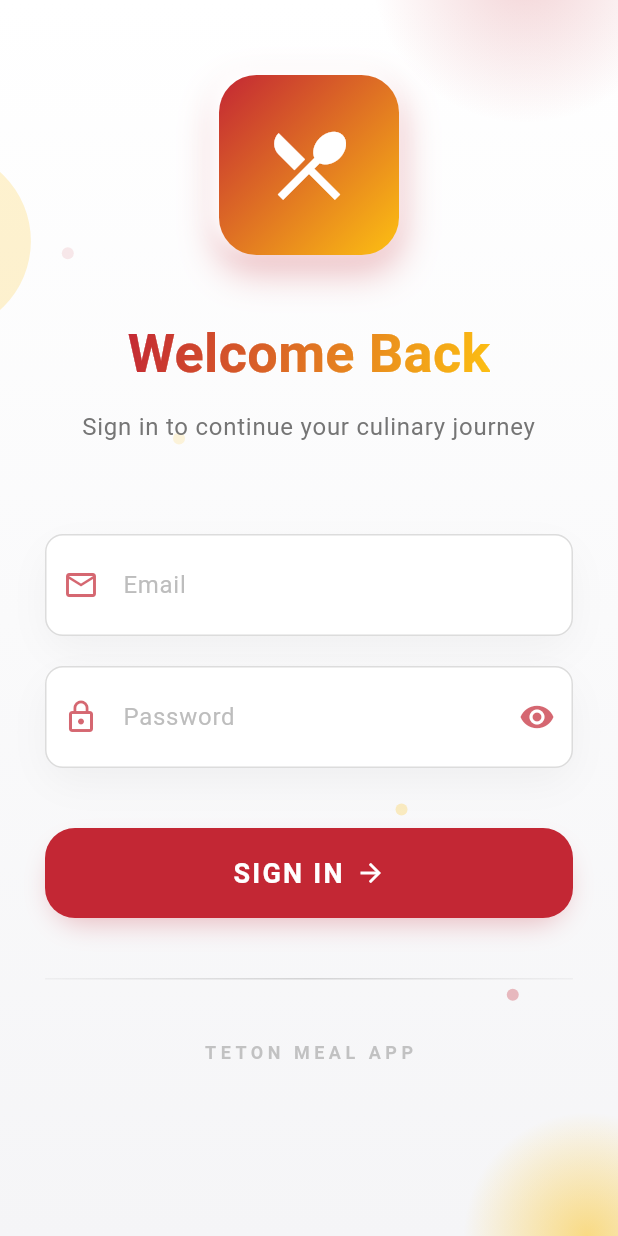
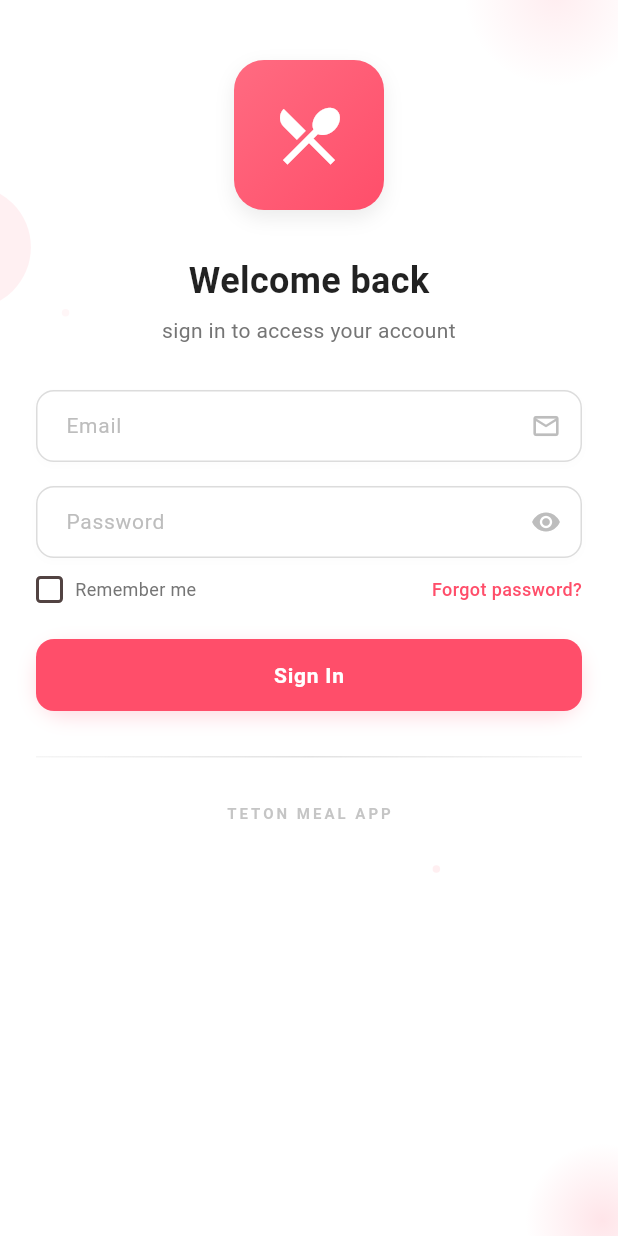
Before and after one commit to MMALI3287/teton_meal_app, a Flutter app: the screen it shows after launch, on a phone screen of 412 x 824 dp. Run offline on Flutter 3.47's test engine with Material 3 defaults, Android fonts, the light colour scheme and no system bars; our stand-ins replace cloud_firestore, firebase_core, firebase_messaging, fluttertoast, rxdart, shared_preferences and 1 more; accounts and stored records are empty; generated files the repository leaves out were written again; Roboto replaces fonts that are missing (Poppins).

Commit message:
feat(login): enhance UI with improved layout, animations, and 'Remember me' functionality chore: update dependencies in pubspec.lock for better performance and stability

```diff
--- a/lib/Screens/login.dart
+++ b/lib/Screens/login.dart
@@ -17,11 +17,11 @@
     with SingleTickerProviderStateMixin {
   bool _isPasswordVisible = false;
   bool _isLoading = false;
+  bool _rememberMe = false;
   final _formKey = GlobalKey<FormState>();
   final TextEditingController emailController = TextEditingController();
   final TextEditingController passwordController = TextEditingController();
   final _authService = AuthService();
-
 
   late AnimationController _animationController;
   late Animation<double> _scaleAnimation;
@@ -52,190 +52,137 @@
 
   @override
   Widget build(BuildContext context) {
-
     final screenSize = MediaQuery.of(context).size;
 
     return Scaffold(
       body: Stack(
-        children: [
-
-          Container(
+        children: [          Container(
             decoration: BoxDecoration(
-              gradient: LinearGradient(
-                begin: Alignment.topCenter,
-                end: Alignment.bottomCenter,
-                colors: [
-                  AppColors.cardBackground,
-                  AppColors.backgroundColor,
-                ],
+              color: Colors.white,
             ),
-            ),
-          ),
-
-
-          Positioned(
-            top: -screenSize.height * 0.15,
-            right: -screenSize.width * 0.1,
+          ),          Positioned(
+            top: -screenSize.height * 0.08,
+            right: -screenSize.width * 0.05,
             child: Container(
-              height: screenSize.width * 0.5,
-              width: screenSize.width * 0.5,
+              height: screenSize.width * 0.3,
+              width: screenSize.width * 0.3,
               decoration: BoxDecoration(
                 shape: BoxShape.circle,
                 gradient: RadialGradient(
                   colors: [
-                    AppColors.primaryColor.withOpacity(0.2),
-                    AppColors.primaryColor.withOpacity(0.0),
+                    Color(0xFFFF4E6A).withOpacity(0.1),
+                    Color(0xFFFF4E6A).withOpacity(0.0),
                   ],
                 ),
               ),
             ),
           ),
-
           Positioned(
-            top: screenSize.height * 0.12,
-            left: -screenSize.width * 0.25,
+            top: screenSize.height * 0.15,
+            left: -screenSize.width * 0.15,
             child: Container(
-              height: screenSize.width * 0.3,
-              width: screenSize.width * 0.3,
+              height: screenSize.width * 0.2,
+              width: screenSize.width * 0.2,
               decoration: BoxDecoration(
                 shape: BoxShape.circle,
-                color: AppColors.secondaryColor.withOpacity(0.2),
+                color: Color(0xFFFF6B81).withOpacity(0.1),
               ),
             ),
           ),
-
           Positioned(
-            bottom: -screenSize.height * 0.1,
-            right: -screenSize.width * 0.15,
+            bottom: -screenSize.height * 0.05,
+            right: -screenSize.width * 0.1,
             child: Container(
-              height: screenSize.width * 0.4,
-              width: screenSize.width * 0.4,
+              height: screenSize.width * 0.25,
+              width: screenSize.width * 0.25,
               decoration: BoxDecoration(
                 shape: BoxShape.circle,
                 gradient: RadialGradient(
                   colors: [
-                    AppColors.secondaryColor.withOpacity(0.5),
-                    AppColors.secondaryColor.withOpacity(0.0),
+                    Color(0xFFFF4E6A).withOpacity(0.15),
+                    Color(0xFFFF4E6A).withOpacity(0.0),
                   ],
                 ),
               ),
             ),
-          ),
-
-
-          ...List.generate(5, (index) {
+          ),          ...List.generate(4, (index) {
             return Positioned(
-              top: screenSize.height * (0.2 + index * 0.15),
-              left: screenSize.width * (0.1 + index * 0.18),
+              top: screenSize.height * (0.25 + index * 0.15),
+              left: screenSize.width * (0.1 + index * 0.2),
               child: Opacity(
-                opacity: 0.1 + (index * 0.05),
+                opacity: 0.05 + (index * 0.02),
                 child: Container(
-                  height: 8,
-                  width: 8,
+                  height: 5,
+                  width: 5,
                   decoration: BoxDecoration(
                     shape: BoxShape.circle,
                     color: index % 2 == 0
-                        ? AppColors.primaryColor
-                        : AppColors.secondaryColor,
+                        ? Color(0xFFFF4E6A)
+                        : Color(0xFFFF6B81),
                   ),
                 ),
               ),
             );
           }),
-
           SafeArea(
             child: SingleChildScrollView(
-              physics: const BouncingScrollPhysics(),
-              child: Padding(
-                padding: const EdgeInsets.symmetric(horizontal: 30),
+              physics: const BouncingScrollPhysics(),              child: Padding(
+                padding: const EdgeInsets.symmetric(horizontal: 24),
                 child: Column(
                   crossAxisAlignment: CrossAxisAlignment.center,
-                  children: [
-                    const SizedBox(height: 50),
-
-
+                  children: [                    const SizedBox(height: 40),
                     Center(
                       child: ScaleTransition(
                         scale: _scaleAnimation,
-                        child: Container(
-                          height: 120,
-                          width: 120,
-                          decoration: BoxDecoration(
-                            gradient: LinearGradient(
+                        child: Container(                          height: 100,
+                          width: 100,
+                          decoration: BoxDecoration(                            gradient: LinearGradient(
                               begin: Alignment.topLeft,
                               end: Alignment.bottomRight,
                               colors: [
-                                AppColors.primaryColor,
-                                AppColors.secondaryColor,
+                                Color(0xFFFF6B81),
+                                Color(0xFFFF4E6A),
                               ],
                             ),
-                            borderRadius: BorderRadius.circular(25),
+                            borderRadius: BorderRadius.circular(20),
                             boxShadow: [
                               BoxShadow(
-                                color: AppColors.shadowColor,
-                                blurRadius: 20,
-                                offset: const Offset(0, 10),
-                                spreadRadius: 2,
-                              ),
-                              BoxShadow(
-                                color: AppColors.cardBackground,
+                                color: Colors.grey.withOpacity(0.2),
                                 blurRadius: 10,
-                                offset: const Offset(-5, -5),
-                                spreadRadius: 1,
+                                offset: const Offset(0, 5),
+                                spreadRadius: 0,
                               ),
                             ],
-                          ),
-                          child: const Icon(
+                          ),                          child: const Icon(
                             Icons.restaurant_menu,
                             color: Colors.white,
-                            size: 60,
+                            size: 50,
                           ),
                         ),
                       ),
-                    ),
-
-                    const SizedBox(height: 40),
-
-
-                    ShaderMask(
-                      shaderCallback: (bounds) => LinearGradient(
-                        colors: [
-                          AppColors.primaryColor,
-                          AppColors.secondaryColor,
-                        ],
-                        begin: Alignment.topLeft,
-                        end: Alignment.bottomRight,
-                      ).createShader(bounds),
-                      child: const Text(
-                        'Welcome Back',
+                    ),                    const SizedBox(height: 30),
+                    const Text(
+                      'Welcome back',
                       style: TextStyle(
-                          fontSize: 36,
+                        fontSize: 24,
                         fontWeight: FontWeight.bold,
-                          color: Colors.white,
+                        color: Colors.black87,
                       ),
                     ),
-                    ),
-
-                    const SizedBox(height: 12),
-
+                    const SizedBox(height: 6),
                     Text(
-                      'Sign in to continue your culinary journey',
+                      'sign in to access your account',
                       textAlign: TextAlign.center,
                       style: TextStyle(
-                        fontSize: 16,
-                        color: AppColors.secondaryText,
-                        letterSpacing: 0.5,
+                        fontSize: 14,
+                        color: Colors.grey[600],
                       ),
                     ),
-
-                    const SizedBox(height: 60),
-
-
+                    const SizedBox(height: 30),
                     Form(
                       key: _formKey,
                       child: Column(
                         children: [
-
                           _buildTextField(
                             controller: emailController,
                             icon: Icons.email_outlined,
@@ -250,11 +197,7 @@
                               }
                               return null;
                             },
-                          ),
-
-                          const SizedBox(height: 20),
-
-
+                          ),                          const SizedBox(height: 16),
                           _buildTextField(
                             controller: passwordController,
                             icon: Icons.lock_outline,
@@ -272,9 +215,8 @@
                                   _isPasswordVisible
                                       ? Icons.visibility_off
                                       : Icons.visibility,
-                                  key: ValueKey(_isPasswordVisible),
-                                  color:
-                                      AppColors.primaryColor.withOpacity(0.7),
+                                  key: ValueKey(_isPasswordVisible),                                  color: Colors.grey[400],
+                                  size: 20,
                                 ),
                               ),
                               onPressed: () {
@@ -289,10 +231,54 @@
                               }
                               return null;
                             },
+                          ),                          const SizedBox(height: 12),
+                          // Remember me and Forgot password row
+                          Row(
+                            mainAxisAlignment: MainAxisAlignment.spaceBetween,
+                            children: [
+                              // Remember me checkbox
+                              Row(
+                                children: [                                  SizedBox(
+                                    width: 18,
+                                    height: 18,
+                                    child: Checkbox(
+                                      value: _rememberMe,
+                                      onChanged: (value) {
+                                        setState(() {
+                                          _rememberMe = value ?? false;
+                                        });
+                                      },                                    activeColor: Color(0xFFFF4E6A),
+                                      shape: RoundedRectangleBorder(
+                                        borderRadius: BorderRadius.circular(3),
                                       ),
-                          const SizedBox(height: 40),
+                                    ),
+                                  ),
+                                  const SizedBox(width: 8),
+                                  Text(
+                                    'Remember me',
+                                    style: TextStyle(
+                                      color: Colors.grey[600],
+                                      fontSize: 12,
+                                    ),
+                                  ),
+                                ],
+                              ),
 
-
+                              // Forgot password link
+                              GestureDetector(
+                                onTap: () {
+                                  // Handle forgot password
+                                },
+                                child: Text(
+                                  'Forgot password?',
+                                  style: TextStyle(
+                                    color: Color(0xFFFF4E6A),                                    fontSize: 12,
+                                    fontWeight: FontWeight.w500,
+                                  ),
+                                ),
+                              ),
+                            ],
+                          ),                          const SizedBox(height: 24),
                           TweenAnimationBuilder<double>(
                             tween: Tween<double>(begin: 0.0, end: 1.0),
                             duration: const Duration(milliseconds: 800),
@@ -305,69 +291,49 @@
                                 ),
                               );
                             },
-                            child: Container(
-                              width: double.infinity,
-                              height: 60,
+                            child: Container(                              width: double.infinity,
+                              height: 48,
                               decoration: BoxDecoration(
-                                borderRadius: BorderRadius.circular(20),
-                                boxShadow: [
+                                borderRadius: BorderRadius.circular(20),                                boxShadow: [
                                   BoxShadow(
                                     color:
-                                        AppColors.primaryColor.withOpacity(0.3),
-                                    blurRadius: 15,
-                                    offset: const Offset(0, 8),
-                                    spreadRadius: -5,
+                                        Color(0xFFFF4E6A).withOpacity(0.2),
+                                    blurRadius: 10,
+                                    offset: const Offset(0, 4),
+                                    spreadRadius: 0,
                                   ),
                                 ],
                               ),
                               child: ElevatedButton(
-                                onPressed: _isLoading ? null : _handleLogin,
-                                style: ElevatedButton.styleFrom(
+                                onPressed: _isLoading ? null : _handleLogin,                                style: ElevatedButton.styleFrom(
                                   foregroundColor: Colors.white,
-                                  backgroundColor: AppColors.primaryColor,
+                                  backgroundColor: Color(0xFFFF4E6A),
                                   disabledBackgroundColor:
-                                      AppColors.primaryColor.withOpacity(0.7),
-                                  elevation: 0,
+                                      Color(0xFFFF4E6A).withOpacity(0.7),                                  elevation: 0,
                                   padding:
-                                      const EdgeInsets.symmetric(vertical: 16),
+                                      const EdgeInsets.symmetric(vertical: 12),
                                   shape: RoundedRectangleBorder(
-                                    borderRadius: BorderRadius.circular(20),
+                                    borderRadius: BorderRadius.circular(12),
                                   ),
                                 ),
-                                child: _isLoading
-                                    ? SizedBox(
-                                        height: 25,
-                                        width: 25,
+                                child: _isLoading                                    ? SizedBox(
+                                        height: 20,
+                                        width: 20,
                                         child: CircularProgressIndicator(
                                           valueColor:
                                               AlwaysStoppedAnimation<Color>(
                                                   Colors.white),
                                           strokeWidth: 2.5,
                                         ),
-                                      )
-                                    : Row(
-                                        mainAxisAlignment:
-                                            MainAxisAlignment.center,
-                                        children: [
-                                          Text(
-                                            "SIGN IN",
-                                            style: TextStyle(
-                                              fontSize: 18,
-                                              fontWeight: FontWeight.bold,
-                                              letterSpacing: 1.5,
-                                            ),
-                                          ),
-                                          const SizedBox(width: 8),
-                                          Icon(Icons.arrow_forward, size: 20),
-                                        ],
+                                      )                                    : Text(
+                                        "Sign In",
+                                        style: TextStyle(                                        fontSize: 14,
+                                        fontWeight: FontWeight.w600,
                                         ),
                                       ),
                               ),
                             ),
-
-                          const SizedBox(height: 40),
-
-
+                          ),                          const SizedBox(height: 30),
                           Row(
                             children: [
                               Expanded(
@@ -377,7 +343,7 @@
                                     gradient: LinearGradient(
                                       colors: [
                                         Colors.grey.withOpacity(0.1),
-                                        Colors.grey.withOpacity(0.4),
+                                        Colors.grey.withOpacity(0.3),
                                       ],
                                     ),
                                   ),
@@ -389,7 +355,7 @@
                                   decoration: BoxDecoration(
                                     gradient: LinearGradient(
                                       colors: [
-                                        Colors.grey.withOpacity(0.4),
+                                        Colors.grey.withOpacity(0.3),
                                         Colors.grey.withOpacity(0.1),
                                       ],
                                     ),
@@ -398,21 +364,17 @@
                               ),
                             ],
                           ),
-
-                          const SizedBox(height: 40),
-
-
+                          const SizedBox(height: 30),
                           Text(
                             'TETON MEAL APP',
                             style: TextStyle(
-                              letterSpacing: 3,
-                              fontSize: 12,
+                              letterSpacing: 2,
+                              fontSize: 10,
                               fontWeight: FontWeight.bold,
                               color: Colors.grey.withOpacity(0.6),
                             ),
                           ),
-
-                          const SizedBox(height: 20),
+                          const SizedBox(height: 16),
                         ],
                       ),
                     ),
@@ -425,7 +387,6 @@
       ),
     );
   }
-
 
   Widget _buildTextField({
     required TextEditingController controller,
@@ -446,16 +407,14 @@
             child: child,
           ),
         );
-      },
-      child: Container(
-        decoration: BoxDecoration(
+      },              child: Container(        decoration: BoxDecoration(
           color: Colors.white,
-          borderRadius: BorderRadius.circular(20),
+          borderRadius: BorderRadius.circular(12),
           boxShadow: [
             BoxShadow(
-              color: Colors.grey.withOpacity(0.1),
-              blurRadius: 20,
-              offset: const Offset(0, 10),
+              color: Colors.grey.withOpacity(0.03),
+              blurRadius: 4,
+              offset: const Offset(0, 2),
               spreadRadius: 0,
             ),
           ],
@@ -463,32 +422,34 @@
         child: TextFormField(
           controller: controller,
           obscureText: obscure,
-          validator: validator,
-          style: TextStyle(fontSize: 16, color: Colors.grey[800]),
+          validator: validator,          style: TextStyle(fontSize: 14, color: Colors.grey[800]),
           decoration: InputDecoration(
             hintText: hint,
-            hintStyle: TextStyle(fontSize: 16, color: Colors.grey[400]),
-            prefixIcon: Container(
-              padding: const EdgeInsets.all(12),
+            hintStyle: TextStyle(fontSize: 14, color: Colors.grey[400]),            // Icon moved to the right side
+            suffixIcon: hint == 'Password'
+                ? suffixIcon
+                : Container(
+                    padding: const EdgeInsets.symmetric(horizontal: 12),
                     child: Icon(
                       icon,
-                color: AppColors.primaryColor.withOpacity(0.7),
+                      color: Colors.grey[400],
+                      size: 20,
                     ),
+                  ),border: OutlineInputBorder(
+              borderRadius: BorderRadius.circular(12),
+              borderSide: BorderSide(
+                color: Colors.grey.withOpacity(0.2),
+                width: 1.0,
               ),
-            suffixIcon: suffixIcon,
-            border: OutlineInputBorder(
-              borderRadius: BorderRadius.circular(20),
-              borderSide: BorderSide.none,
-            ),
-            contentPadding:
-                const EdgeInsets.symmetric(vertical: 22, horizontal: 12),
+            ),            contentPadding:
+                const EdgeInsets.symmetric(vertical: 12, horizontal: 16),
             fillColor: Colors.white,
             filled: true,
             focusedBorder: OutlineInputBorder(
-              borderRadius: BorderRadius.circular(20),
+              borderRadius: BorderRadius.circular(12),
               borderSide: BorderSide(
-                color: AppColors.primaryColor.withOpacity(0.3),
-                width: 1.5,
+                color: Colors.grey.withOpacity(0.3),
+                width: 1.0,
               ),
             ),
             errorStyle: TextStyle(
--- a/lib/main.dart
+++ b/lib/main.dart
@@ -145,7 +145,7 @@
         useMaterial3: true,
         fontFamily: 'Poppins',
         scaffoldBackgroundColor: AppColors.backgroundColor,
-        cardTheme: CardTheme(
+        cardTheme: CardThemeData(
           elevation: 2,
           shape: RoundedRectangleBorder(
             borderRadius: BorderRadius.circular(16),
```
Also changed, not shown: pubspec.lock. Lines whose indentation alone changed are shown as unchanged.
